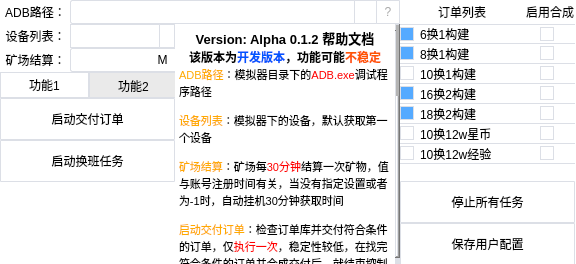
This is UI.ui in Amber-siley/JCZXAutoScript as Qt 5 draws it before an edit. The edited form follows.
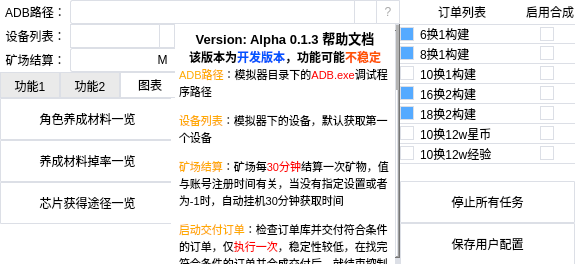
This is the edited form. The open tabs and pages were chosen to show the change. Icons and pictures are not drawn.

Commit message: :sparkles: 添加了一些图表

Diff of the .ui file:
```diff
--- a/UI.ui
+++ b/UI.ui
@@ -484,15 +484,16 @@
 li.unchecked::marker { content: &quot;\2610&quot;; }
 li.checked::marker { content: &quot;\2612&quot;; }
 &lt;/style&gt;&lt;/head&gt;&lt;body style=&quot; font-family:'Microsoft YaHei UI'; font-size:9pt; font-weight:400; font-style:normal;&quot;&gt;
-&lt;p align=&quot;center&quot; style=&quot; margin-top:0px; margin-bottom:0px; margin-left:0px; margin-right:0px; -qt-block-indent:0; text-indent:0px;&quot;&gt;&lt;span style=&quot; font-size:10pt; font-weight:700;&quot;&gt;Version: Alpha 0.1.2 帮助文档&lt;/span&gt;&lt;/p&gt;
+&lt;p align=&quot;center&quot; style=&quot; margin-top:0px; margin-bottom:0px; margin-left:0px; margin-right:0px; -qt-block-indent:0; text-indent:0px;&quot;&gt;&lt;span style=&quot; font-size:10pt; font-weight:700;&quot;&gt;Version: Alpha 0.1.3 帮助文档&lt;/span&gt;&lt;/p&gt;
 &lt;p align=&quot;center&quot; style=&quot; margin-top:0px; margin-bottom:0px; margin-left:0px; margin-right:0px; -qt-block-indent:0; text-indent:0px;&quot;&gt;&lt;span style=&quot; font-weight:700;&quot;&gt;该版本为&lt;/span&gt;&lt;span style=&quot; font-weight:700; color:#0055ff;&quot;&gt;开发版本&lt;/span&gt;&lt;span style=&quot; font-weight:700;&quot;&gt;，功能可能&lt;/span&gt;&lt;span style=&quot; font-weight:700; color:#ff5500;&quot;&gt;不稳定&lt;/span&gt;&lt;/p&gt;
 &lt;p style=&quot; margin-top:0px; margin-bottom:0px; margin-left:0px; margin-right:0px; -qt-block-indent:0; text-indent:0px;&quot;&gt;&lt;span style=&quot; font-size:8pt; color:#ffaa00;&quot;&gt;ADB路径&lt;/span&gt;&lt;span style=&quot; font-size:8pt;&quot;&gt;：模拟器目录下的&lt;/span&gt;&lt;span style=&quot; font-size:8pt; color:#ff0000;&quot;&gt;ADB.exe&lt;/span&gt;&lt;span style=&quot; font-size:8pt;&quot;&gt;调试程序路径&lt;/span&gt;&lt;/p&gt;
 &lt;p style=&quot; margin-top:12px; margin-bottom:12px; margin-left:0px; margin-right:0px; -qt-block-indent:0; text-indent:0px;&quot;&gt;&lt;span style=&quot; font-size:8pt; color:#ffaa00;&quot;&gt;设备列表&lt;/span&gt;&lt;span style=&quot; font-size:8pt;&quot;&gt;：模拟器下的设备，默认获取第一个设备&lt;/span&gt;&lt;/p&gt;
 &lt;p style=&quot; margin-top:12px; margin-bottom:12px; margin-left:0px; margin-right:0px; -qt-block-indent:0; text-indent:0px;&quot;&gt;&lt;span style=&quot; font-size:8pt; color:#ffaa00;&quot;&gt;矿场结算&lt;/span&gt;&lt;span style=&quot; font-size:8pt;&quot;&gt;：矿场每&lt;/span&gt;&lt;span style=&quot; font-size:8pt; color:#ff0000;&quot;&gt;30分钟&lt;/span&gt;&lt;span style=&quot; font-size:8pt;&quot;&gt;结算一次矿物，值与账号注册时间有关，当没有指定设置或者为-1时，自动挂机30分钟获取时间&lt;/span&gt;&lt;/p&gt;
 &lt;p style=&quot; margin-top:12px; margin-bottom:12px; margin-left:0px; margin-right:0px; -qt-block-indent:0; text-indent:0px;&quot;&gt;&lt;span style=&quot; font-size:8pt; color:#ffaa00;&quot;&gt;启动交付订单&lt;/span&gt;&lt;span style=&quot; font-size:8pt;&quot;&gt;：检查订单库并交付符合条件的订单，仅&lt;/span&gt;&lt;span style=&quot; font-size:8pt; color:#ff0000;&quot;&gt;执行一次&lt;/span&gt;&lt;span style=&quot; font-size:8pt;&quot;&gt;，稳定性较低，在找完符合条件的订单并合成交付后，就结束控制&lt;/span&gt;&lt;/p&gt;
-&lt;p style=&quot; margin-top:12px; margin-bottom:12px; margin-left:0px; margin-right:0px; -qt-block-indent:0; text-indent:0px;&quot;&gt;&lt;span style=&quot; font-size:8pt; color:#ffaa00;&quot;&gt;启动换班任务&lt;/span&gt;&lt;span style=&quot; font-size:8pt;&quot;&gt;：进行矿场换班工作，无限时间运行（除非手动停止），&lt;/span&gt;&lt;span style=&quot; font-size:8pt; color:#ff0000;&quot;&gt;高稳定性&lt;/span&gt;&lt;span style=&quot; font-size:8pt;&quot;&gt;，在未到达矿场结算时间是脚本不操作游戏，玩家可以自由控制（注意：请先设置【&lt;/span&gt;&lt;span style=&quot; font-size:8pt; color:#ff0000;&quot;&gt;驻员状况&lt;/span&gt;&lt;span style=&quot; font-size:8pt;&quot;&gt;】中的矿场编队预设，需要预设两个队伍，一个主力队伍，一个替换队伍，首先让自己的&lt;/span&gt;&lt;span style=&quot; font-size:8pt; color:#ff0000;&quot;&gt;替换队伍&lt;/span&gt;&lt;span style=&quot; font-size:8pt;&quot;&gt;上班，再启动该模式，启动该模式时不要让自己的&lt;/span&gt;&lt;span style=&quot; font-size:8pt; color:#ff0000;&quot;&gt;主力挖矿&lt;/span&gt;&lt;span style=&quot; font-size:8pt;&quot;&gt;队伍上班，实际上结算时会自动让主力队伍上班，系统还是会以主力队伍进行结算，&lt;/span&gt;&lt;span style=&quot; font-size:8pt; color:#ff0000;&quot;&gt;替换队伍&lt;/span&gt;&lt;span style=&quot; font-size:8pt;&quot;&gt;相当于&lt;/span&gt;&lt;span style=&quot; font-size:8pt; color:#ff0000;&quot;&gt;占位符&lt;/span&gt;&lt;span style=&quot; font-size:8pt;&quot;&gt;）&lt;/span&gt;&lt;/p&gt;
+&lt;p style=&quot; margin-top:12px; margin-bottom:12px; margin-left:0px; margin-right:0px; -qt-block-indent:0; text-indent:0px;&quot;&gt;&lt;span style=&quot; font-size:8pt; color:#ffaa00;&quot;&gt;启动换班任务&lt;/span&gt;&lt;span style=&quot; font-size:8pt;&quot;&gt;：全天24小时运行收益最大化，给电费大佬准备的，进行矿场换班工作，无限时间运行（除非手动停止），&lt;/span&gt;&lt;span style=&quot; font-size:8pt; color:#ff0000;&quot;&gt;高稳定性&lt;/span&gt;&lt;span style=&quot; font-size:8pt;&quot;&gt;，在未到达矿场结算时间是脚本不操作游戏，玩家可以自由控制（注意：请先设置【&lt;/span&gt;&lt;span style=&quot; font-size:8pt; color:#ff0000;&quot;&gt;驻员状况&lt;/span&gt;&lt;span style=&quot; font-size:8pt;&quot;&gt;】中的矿场编队预设，需要预设两个队伍，一个主力队伍，一个替换队伍，首先让自己的&lt;/span&gt;&lt;span style=&quot; font-size:8pt; color:#ff0000;&quot;&gt;替换队伍&lt;/span&gt;&lt;span style=&quot; font-size:8pt;&quot;&gt;上班，再启动该模式，启动该模式时不要让自己的&lt;/span&gt;&lt;span style=&quot; font-size:8pt; color:#ff0000;&quot;&gt;主力挖矿&lt;/span&gt;&lt;span style=&quot; font-size:8pt;&quot;&gt;队伍上班，实际上结算时会自动让主力队伍上班，系统还是会以主力队伍进行结算，&lt;/span&gt;&lt;span style=&quot; font-size:8pt; color:#ff0000;&quot;&gt;替换队伍&lt;/span&gt;&lt;span style=&quot; font-size:8pt;&quot;&gt;相当于&lt;/span&gt;&lt;span style=&quot; font-size:8pt; color:#ff0000;&quot;&gt;占位符&lt;/span&gt;&lt;span style=&quot; font-size:8pt;&quot;&gt;）&lt;/span&gt;&lt;/p&gt;
 &lt;p style=&quot; margin-top:12px; margin-bottom:12px; margin-left:0px; margin-right:0px; -qt-block-indent:0; text-indent:0px;&quot;&gt;&lt;span style=&quot; font-size:8pt; color:#ffaa00;&quot;&gt;自动同意好友申请&lt;/span&gt;&lt;span style=&quot; font-size:8pt;&quot;&gt;：全自动同意好友申请，用于在订单群当义父时解放双手&lt;/span&gt;&lt;/p&gt;
-&lt;p style=&quot; margin-top:12px; margin-bottom:12px; margin-left:0px; margin-right:0px; -qt-block-indent:0; text-indent:0px;&quot;&gt;&lt;span style=&quot; font-size:8pt; color:#ffaa00;&quot;&gt;为主号刷助战奖励&lt;/span&gt;&lt;span style=&quot; font-size:8pt;&quot;&gt;：（助战奖励只有4w，蚊子腿）确保当前使用为&lt;/span&gt;&lt;span style=&quot; font-size:8pt; color:#ff0000;&quot;&gt;小号&lt;/span&gt;&lt;span style=&quot; font-size:8pt;&quot;&gt;，且小号只有主号&lt;/span&gt;&lt;span style=&quot; font-size:8pt; color:#ff0000;&quot;&gt;一个好友&lt;/span&gt;&lt;span style=&quot; font-size:8pt;&quot;&gt;，同时一号队伍留有&lt;/span&gt;&lt;span style=&quot; font-size:8pt; color:#ff0000;&quot;&gt;2x2的位置&lt;/span&gt;&lt;span style=&quot; font-size:8pt; color:#000000;&quot;&gt;。&lt;/span&gt;&lt;span style=&quot; font-size:8pt;&quot;&gt;关于双倍助战：助战奖励分割时间为&lt;/span&gt;&lt;span style=&quot; font-size:8pt; color:#ff0000;&quot;&gt;每天凌晨3点&lt;/span&gt;&lt;span style=&quot; font-size:8pt; color:#000000;&quot;&gt;，在3点之前进行20次助战，3点过后进行20次助战，3点后到第二次刷助战期间主号&lt;/span&gt;&lt;span style=&quot; font-size:8pt; color:#ff0000;&quot;&gt;不要登录&lt;/span&gt;&lt;span style=&quot; font-size:8pt; color:#000000;&quot;&gt;，次日双倍助战奖励&lt;/span&gt;&lt;/p&gt;
+&lt;p style=&quot; margin-top:12px; margin-bottom:12px; margin-left:0px; margin-right:0px; -qt-block-indent:0; text-indent:0px;&quot;&gt;&lt;span style=&quot; font-size:8pt; color:#ffaa00;&quot;&gt;为主号刷助战奖励&lt;/span&gt;&lt;span style=&quot; font-size:8pt;&quot;&gt;：（助战奖励只有4w，蚊子腿）确保当前使用为&lt;/span&gt;&lt;span style=&quot; font-size:8pt; color:#ff0000;&quot;&gt;小号&lt;/span&gt;&lt;span style=&quot; font-size:8pt;&quot;&gt;，至少通过了一次&lt;/span&gt;&lt;span style=&quot; font-size:8pt; color:#ff0000;&quot;&gt;虚影阿瑞斯&lt;/span&gt;&lt;span style=&quot; font-size:8pt;&quot;&gt;，且小号只有主号&lt;/span&gt;&lt;span style=&quot; font-size:8pt; color:#ff0000;&quot;&gt;一个好友&lt;/span&gt;&lt;span style=&quot; font-size:8pt;&quot;&gt;，同时一号队伍留有&lt;/span&gt;&lt;span style=&quot; font-size:8pt; color:#ff0000;&quot;&gt;2x2的位置&lt;/span&gt;&lt;span style=&quot; font-size:8pt; color:#000000;&quot;&gt;。&lt;/span&gt;&lt;span style=&quot; font-size:8pt;&quot;&gt;关于双倍助战：助战奖励分割时间为&lt;/span&gt;&lt;span style=&quot; font-size:8pt; color:#ff0000;&quot;&gt;每天凌晨3点&lt;/span&gt;&lt;span style=&quot; font-size:8pt; color:#000000;&quot;&gt;，在3点之前进行20次助战，3点过后进行20次助战，3点后到第二次刷助战期间主号&lt;/span&gt;&lt;span style=&quot; font-size:8pt; color:#ff0000;&quot;&gt;不要登录&lt;/span&gt;&lt;span style=&quot; font-size:8pt; color:#000000;&quot;&gt;，次日双倍助战奖励&lt;/span&gt;&lt;/p&gt;
+&lt;p style=&quot; margin-top:12px; margin-bottom:12px; margin-left:0px; margin-right:0px; -qt-block-indent:0; text-indent:0px;&quot;&gt;&lt;span style=&quot; font-size:8pt; color:#ffaa00;&quot;&gt;检索交付当前订单&lt;/span&gt;&lt;span style=&quot; font-size:8pt; color:#000000;&quot;&gt;：&lt;/span&gt;&lt;span style=&quot; font-size:8pt;&quot;&gt;仅只检索当前订单并自动交付，若&lt;/span&gt;&lt;span style=&quot; font-size:8pt; color:#ff0000;&quot;&gt;没有&lt;/span&gt;&lt;span style=&quot; font-size:8pt;&quot;&gt;在订单页则前往&lt;/span&gt;&lt;span style=&quot; font-size:8pt; color:#ff0000;&quot;&gt;交易所&lt;/span&gt;&lt;/p&gt;
 &lt;p style=&quot; margin-top:12px; margin-bottom:12px; margin-left:0px; margin-right:0px; -qt-block-indent:0; text-indent:0px;&quot;&gt;&lt;span style=&quot; font-size:8pt; color:#ffaa00;&quot;&gt;停止所有任务&lt;/span&gt;&lt;span style=&quot; font-size:8pt;&quot;&gt;：无视所有情况，强制停止脚本任务&lt;/span&gt;&lt;/p&gt;
 &lt;p style=&quot; margin-top:12px; margin-bottom:12px; margin-left:0px; margin-right:0px; -qt-block-indent:0; text-indent:0px;&quot;&gt;&lt;span style=&quot; font-size:8pt; color:#ffaa00;&quot;&gt;保存用户配置&lt;/span&gt;&lt;span style=&quot; font-size:8pt;&quot;&gt;：使用手动修改方式并不会触发自动保存，推荐修改配置项后手动保存配置&lt;/span&gt;&lt;/p&gt;
 &lt;p style=&quot;-qt-paragraph-type:empty; margin-top:12px; margin-bottom:12px; margin-left:0px; margin-right:0px; -qt-block-indent:0; text-indent:0px; font-size:8pt;&quot;&gt;&lt;br /&gt;&lt;/p&gt;
@@ -511,7 +512,7 @@
    </property>
    <property name="styleSheet">
     <string notr="true">QTabBar::tab {
-	width: 87px;
+	width: 58px;
 	height:  24px;
 	background-color: rgb(234, 234, 234);
 }
@@ -699,6 +700,157 @@
       <property name="text">
        <string>为主号刷助战奖励</string>
       </property>
+     </widget>
+     <widget class="QPushButton" name="only_checkSpendThisTradingPost_Button">
+      <property name="geometry">
+       <rect>
+        <x>0</x>
+        <y>84</y>
+        <width>175</width>
+        <height>42</height>
+       </rect>
+      </property>
+      <property name="toolTip">
+       <string>&lt;html&gt;&lt;head/&gt;&lt;body&gt;&lt;p&gt;仅只检索当前订单并自动交付&lt;/p&gt;&lt;p&gt;【自动停止】&lt;/p&gt;&lt;/body&gt;&lt;/html&gt;</string>
+      </property>
+      <property name="styleSheet">
+       <string notr="true">QPushButton {
+    background-color: #ffffff;
+    border: 1px solid #dcdfe6;
+    border-radius: 1px;
+}
+
+QPushButton:hover {
+    background-color: #ecf5ff;
+    color: #409eff;
+}
+
+QPushButton:pressed, QPushButton:checked {
+    border: 1px solid #3a8ee6;
+    color: #409eff;
+}</string>
+      </property>
+      <property name="text">
+       <string>检索交付当前订单</string>
+      </property>
+     </widget>
+    </widget>
+   </widget>
+   <widget class="QWidget" name="Charts_tab">
+    <attribute name="title">
+     <string>图表</string>
+    </attribute>
+    <widget class="QScrollArea" name="scrollArea">
+     <property name="geometry">
+      <rect>
+       <x>0</x>
+       <y>0</y>
+       <width>171</width>
+       <height>164</height>
+      </rect>
+     </property>
+     <property name="widgetResizable">
+      <bool>true</bool>
+     </property>
+     <widget class="QWidget" name="scrollAreaWidgetContents_2">
+      <property name="geometry">
+       <rect>
+        <x>0</x>
+        <y>0</y>
+        <width>171</width>
+        <height>164</height>
+       </rect>
+      </property>
+      <widget class="QPushButton" name="Chips_Button">
+       <property name="geometry">
+        <rect>
+         <x>0</x>
+         <y>84</y>
+         <width>175</width>
+         <height>42</height>
+        </rect>
+       </property>
+       <property name="styleSheet">
+        <string notr="true">QPushButton {
+    background-color: #ffffff;
+    border: 1px solid #dcdfe6;
+    border-radius: 1px;
+}
+
+QPushButton:hover {
+    background-color: #ecf5ff;
+    color: #409eff;
+}
+
+QPushButton:pressed, QPushButton:checked {
+    border: 1px solid #3a8ee6;
+    color: #409eff;
+}</string>
+       </property>
+       <property name="text">
+        <string>芯片获得途径一览</string>
+       </property>
+      </widget>
+      <widget class="QPushButton" name="ItemsEX_Button">
+       <property name="geometry">
+        <rect>
+         <x>0</x>
+         <y>42</y>
+         <width>175</width>
+         <height>42</height>
+        </rect>
+       </property>
+       <property name="styleSheet">
+        <string notr="true">QPushButton {
+    background-color: #ffffff;
+    border: 1px solid #dcdfe6;
+    border-radius: 1px;
+}
+
+QPushButton:hover {
+    background-color: #ecf5ff;
+    color: #409eff;
+}
+
+QPushButton:pressed, QPushButton:checked {
+    border: 1px solid #3a8ee6;
+    color: #409eff;
+}</string>
+       </property>
+       <property name="text">
+        <string>养成材料掉率一览</string>
+       </property>
+      </widget>
+      <widget class="QPushButton" name="growthItems_Button">
+       <property name="geometry">
+        <rect>
+         <x>0</x>
+         <y>0</y>
+         <width>175</width>
+         <height>42</height>
+        </rect>
+       </property>
+       <property name="styleSheet">
+        <string notr="true">QPushButton {
+    background-color: #ffffff;
+    border: 1px solid #dcdfe6;
+    border-radius: 1px;
+}
+
+QPushButton:hover {
+    background-color: #ecf5ff;
+    color: #409eff;
+}
+
+QPushButton:pressed, QPushButton:checked {
+    border: 1px solid #3a8ee6;
+    color: #409eff;
+}</string>
+       </property>
+       <property name="text">
+        <string>角色养成材料一览</string>
+       </property>
+      </widget>
      </widget>
     </widget>
    </widget>
```
Left out of the diff: 8 changed lines with no effect on the pictures. The commit also changes 2 other files.
